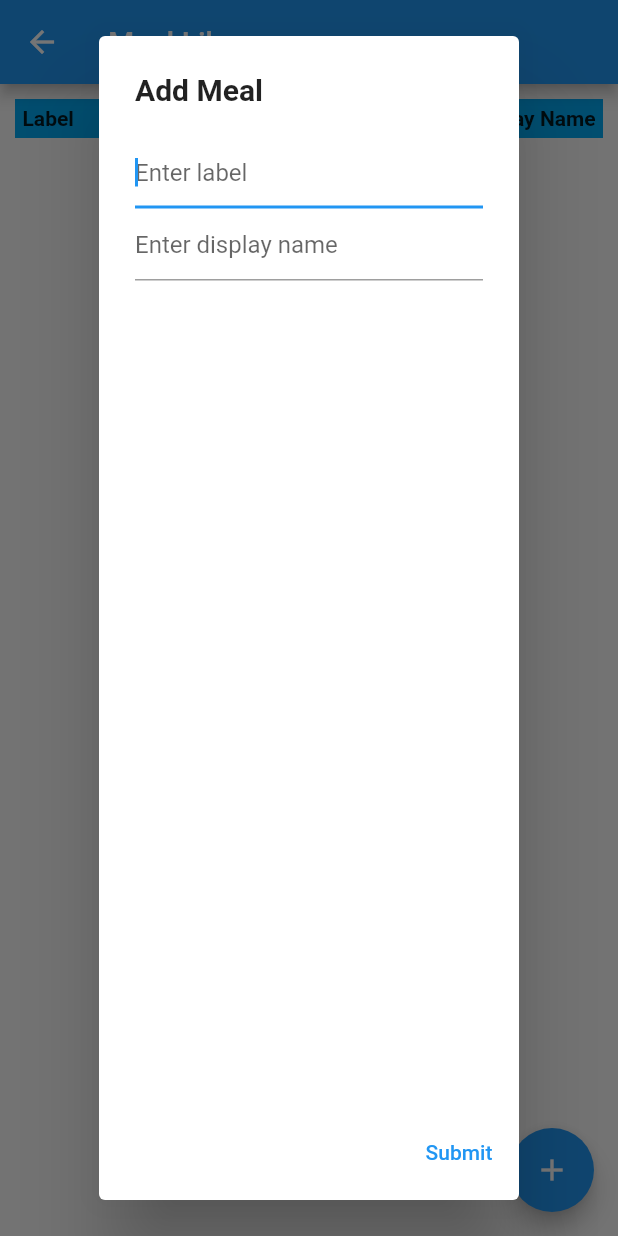
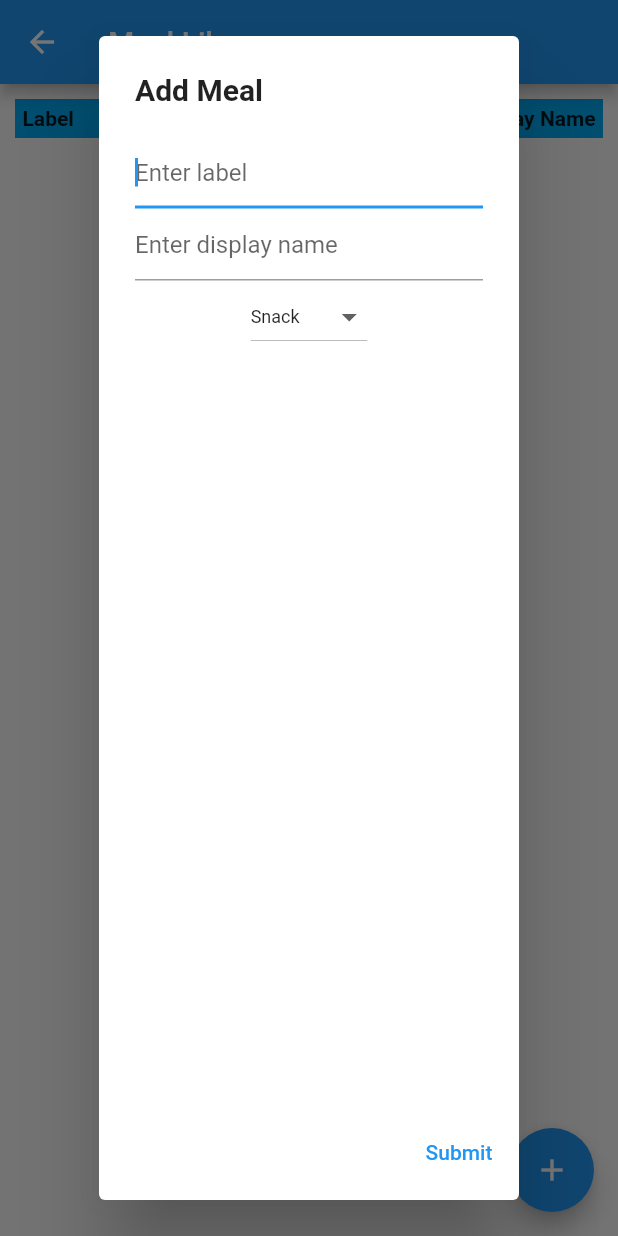
Before and after one commit to sandeshgoel/meal_planner, a Flutter app: the MealLibrary screen opened directly, after a tap on the "add" icon, on a phone screen of 412 x 824 dp. Run offline on Flutter 3.47's test engine with Material 2 defaults, Android fonts, the phone set to English and light mode, and no system bars; our stand-ins replace cloud_firestore, firebase_auth, firebase_core, flutter_form_builder, flutter_spinkit, font_awesome_flutter and 4 more; accounts and stored records are empty.

Commit message:
Added category to meal library

```diff
--- a/lib/main.dart
+++ b/lib/main.dart
@@ -149,11 +149,7 @@ class _WrapperState extends State<Wrapper> {
     }
 
     // cache all meals
-    List<Meal> meals = await DBService(email: user.email).getMeals();
-    for (Meal meal in meals) {
-      settings.meals[meal.label] = meal.display_name;
-    }
-    settings.meals[''] = '-';
+    await settings.getAllMeals();
 
     // cache meal plan data for current meal plan
     await settings.getCurMealPlanData();
--- a/lib/pages/meal_library_page.dart
+++ b/lib/pages/meal_library_page.dart
@@ -1,4 +1,5 @@
 import 'package:flutter/material.dart';
+import 'package:meal_planner/pages/edit_meal_lib_page.dart';
 import 'package:meal_planner/services/database.dart';
 import 'package:meal_planner/services/meal_plan.dart';
 import 'package:meal_planner/services/settings.dart';
@@ -15,18 +16,21 @@ class MealLibrary extends StatefulWidget {
 class _MealLibraryState extends State<MealLibrary> {
   late TextEditingController controller1;
   late TextEditingController controller2;
+  late TextEditingController controller3;
 
   @override
   void initState() {
     super.initState();
     controller1 = TextEditingController();
     controller2 = TextEditingController();
+    controller3 = TextEditingController();
   }
 
   @override
   void dispose() {
     controller1.dispose();
     controller2.dispose();
+    controller3.dispose();
     super.dispose();
   }
 
@@ -79,12 +83,15 @@ class _MealLibraryState extends State<MealLibrary> {
                     padding: EdgeInsets.symmetric(vertical: 3, horizontal: 5),
                     child: Column(
                       children: [
-                        Row(
-                          mainAxisAlignment: MainAxisAlignment.spaceBetween,
-                          children: [
-                            Text(k),
-                            Text('${settings.meals[k]}'),
-                          ],
+                        InkWell(
+                          onTap: () => _editMeal(k),
+                          child: Row(
+                            mainAxisAlignment: MainAxisAlignment.spaceBetween,
+                            children: [
+                              Text(k),
+                              Text('${settings.meals[k]}'),
+                            ],
+                          ),
                         ),
                         Divider(),
                       ],
@@ -102,8 +109,21 @@ class _MealLibraryState extends State<MealLibrary> {
     );
   }
 
+  void _editMeal(String label) {
+    Navigator.of(context).push(
+      MaterialPageRoute(builder: (BuildContext context) {
+        return EditMealLib(
+          label: label,
+        );
+      }),
+    ).then((value) {
+      setState(() {});
+    });
+  }
+
   void _addMeal() async {
     YogaSettings settings = Provider.of<YogaSettings>(context, listen: false);
+    MealCategory category = MealCategory.snack;
 
     List<String> name = await showDialog(
       context: context,
@@ -122,6 +142,22 @@ class _MealLibraryState extends State<MealLibrary> {
             TextField(
               controller: controller2,
               decoration: InputDecoration(hintText: 'Enter display name'),
+            ),
+            DropdownButton<MealCategory>(
+              value: category,
+              items: MealCategory.values
+                  .map((k) => DropdownMenuItem<MealCategory>(
+                      value: k,
+                      child: Text(
+                        displayCategory(k),
+                        style: TextStyle(fontSize: 12),
+                      )))
+                  .toList(),
+              onChanged: (MealCategory? newValue) {
+                setState(() {
+                  category = newValue!;
+                });
+              },
             ),
           ],
         ),
@@ -153,9 +189,11 @@ class _MealLibraryState extends State<MealLibrary> {
     } else if (settings.meals.values.any((x) => x == display)) {
       showMsg(context, 'Meal name \'$display\' already exists!!');
     } else {
-      Meal m = Meal(label: label, display_name: display);
+      Meal m = Meal(label: label, display_name: display, category: category);
       settings.meals[label] = display;
-      DBService(email: settings.getUser().email).addMeal(m);
+      settings.mealsCategory[label] = category;
+      await DBService(email: settings.getUser().email)
+          .addMeal(m.toJson(), label);
       showMsg(context, 'Added Meal $label,$display');
     }
     setState(() {});
--- a/lib/services/meal_plan.dart
+++ b/lib/services/meal_plan.dart
@@ -1,3 +1,5 @@
+import 'package:flutter/foundation.dart';
+
 class MealPlan {
   late String name;
   late String creator;
@@ -84,13 +86,52 @@ class MealPlanData {
   }
 }
 
+enum MealCategory { dal, veg, snack }
+
+String displayCategory(MealCategory category) {
+  switch (category) {
+    case MealCategory.dal:
+      return 'Dal';
+    case MealCategory.veg:
+      return 'Veg/Curry';
+    case MealCategory.snack:
+      return 'Snack';
+    default:
+      return 'Not found';
+  }
+}
+
+// reverse of describe enum
+MealCategory strToCategory(String c) {
+  MealCategory res = MealCategory.values.firstWhere((e) => describeEnum(e) == c,
+      orElse: () => MealCategory.snack);
+  return res;
+}
+
 class Meal {
   late String label;
   late String display_name;
+  late MealCategory category;
 
-  Meal({label = '', display_name = ''}) {
+  Meal({required label, required display_name, required category}) {
     this.label = label;
     this.display_name = display_name;
+    this.category = category;
+  }
+
+  Meal.fromJson(jval) {
+    this.label = jval['label'];
+    this.display_name = jval['name'];
+    this.category =
+        strToCategory(jval['category'] ?? describeEnum(MealCategory.snack));
+  }
+
+  Map<String, dynamic> toJson() {
+    return {
+      'label': this.label,
+      'name': this.display_name,
+      'category': describeEnum(this.category),
+    };
   }
 }
 
```
Also changed, not shown: lib/pages/edit_meal_lib_page.dart (added, +117 -0 lines), lib/pages/edit_meal_page.dart (+7 -7 lines), lib/services/database.dart (+6 -13 lines), lib/services/settings.dart (+17 -0 lines), 1 other file.
